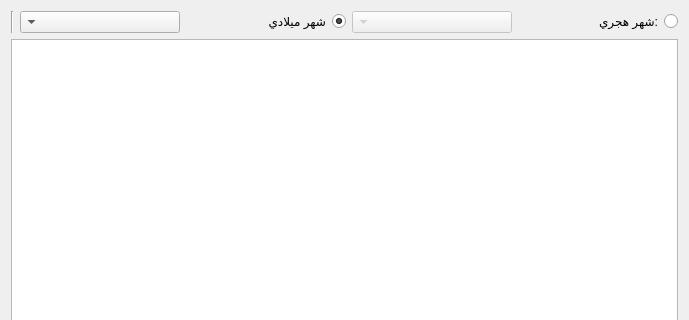
a-atalla/azan, file ui/ReportDialog.ui: the form before one commit; both pictures show x 0 to 689 and y 0 to 320 of the 689 by 528 pixel window.
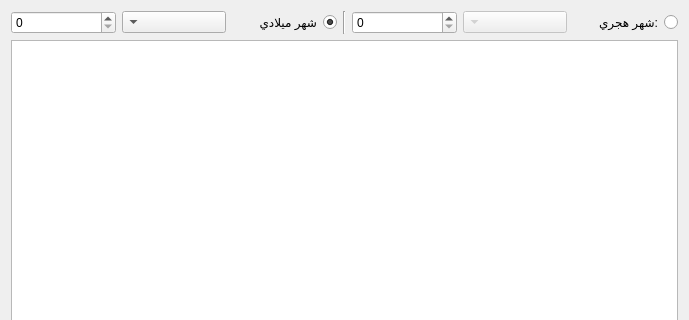
The form after the commit. Icons and pictures are not drawn.

What changed in the file:
```diff
--- a/ui/ReportDialog.ui
+++ b/ui/ReportDialog.ui
@@ -27,11 +27,7 @@
    <item row="0" column="0">
     <layout class="QHBoxLayout" name="horizontalLayout_2">
      <item>
-      <widget class="Line" name="line">
-       <property name="orientation">
-        <enum>Qt::Vertical</enum>
-       </property>
-      </widget>
+      <widget class="QSpinBox" name="spinBox"/>
      </item>
      <item>
       <widget class="QComboBox" name="comboGMonths">
@@ -53,6 +49,16 @@
        </property>
       </widget>
      </item>
+     <item>
+      <widget class="Line" name="line">
+       <property name="orientation">
+        <enum>Qt::Vertical</enum>
+       </property>
+      </widget>
+     </item>
+     <item>
+      <widget class="QSpinBox" name="spinBox_2"/>
+     </item>
      <item>
       <widget class="QComboBox" name="comboHMonths">
        <property name="enabled">
```
